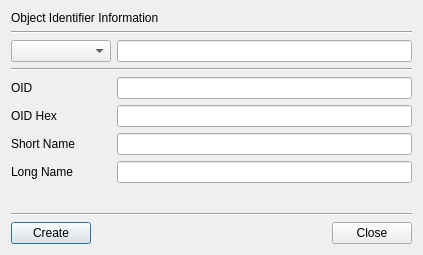
This is BerEditor/oid_info_dlg.ui in jykim74/BerEditor as Qt 5 draws it before an edit. The edited form follows.
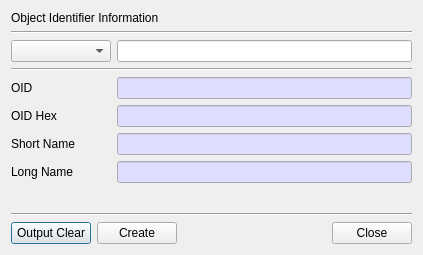
This is the edited form.

The edit to the form file:
```diff
--- a/BerEditor/oid_info_dlg.ui
+++ b/BerEditor/oid_info_dlg.ui
@@ -72,7 +72,48 @@
       </widget>
      </item>
      <item row="1" column="1">
-      <widget class="QLineEdit" name="mOIDHexText"/>
+      <widget class="QLineEdit" name="mOIDHexText">
+       <property name="palette">
+        <palette>
+         <active>
+          <colorrole role="Base">
+           <brush brushstyle="SolidPattern">
+            <color alpha="255">
+             <red>221</red>
+             <green>221</green>
+             <blue>255</blue>
+            </color>
+           </brush>
+          </colorrole>
+         </active>
+         <inactive>
+          <colorrole role="Base">
+           <brush brushstyle="SolidPattern">
+            <color alpha="255">
+             <red>221</red>
+             <green>221</green>
+             <blue>255</blue>
+            </color>
+           </brush>
+          </colorrole>
+         </inactive>
+         <disabled>
+          <colorrole role="Base">
+           <brush brushstyle="SolidPattern">
+            <color alpha="255">
+             <red>240</red>
+             <green>240</green>
+             <blue>240</blue>
+            </color>
+           </brush>
+          </colorrole>
+         </disabled>
+        </palette>
+       </property>
+       <property name="readOnly">
+        <bool>true</bool>
+       </property>
+      </widget>
      </item>
      <item row="2" column="0">
       <widget class="QLabel" name="label_8">
@@ -82,10 +123,92 @@
       </widget>
      </item>
      <item row="2" column="1">
-      <widget class="QLineEdit" name="mSNText"/>
+      <widget class="QLineEdit" name="mSNText">
+       <property name="palette">
+        <palette>
+         <active>
+          <colorrole role="Base">
+           <brush brushstyle="SolidPattern">
+            <color alpha="255">
+             <red>221</red>
+             <green>221</green>
+             <blue>255</blue>
+            </color>
+           </brush>
+          </colorrole>
+         </active>
+         <inactive>
+          <colorrole role="Base">
+           <brush brushstyle="SolidPattern">
+            <color alpha="255">
+             <red>221</red>
+             <green>221</green>
+             <blue>255</blue>
+            </color>
+           </brush>
+          </colorrole>
+         </inactive>
+         <disabled>
+          <colorrole role="Base">
+           <brush brushstyle="SolidPattern">
+            <color alpha="255">
+             <red>240</red>
+             <green>240</green>
+             <blue>240</blue>
+            </color>
+           </brush>
+          </colorrole>
+         </disabled>
+        </palette>
+       </property>
+       <property name="readOnly">
+        <bool>true</bool>
+       </property>
+      </widget>
      </item>
      <item row="0" column="1">
-      <widget class="QLineEdit" name="mOIDText"/>
+      <widget class="QLineEdit" name="mOIDText">
+       <property name="palette">
+        <palette>
+         <active>
+          <colorrole role="Base">
+           <brush brushstyle="SolidPattern">
+            <color alpha="255">
+             <red>221</red>
+             <green>221</green>
+             <blue>255</blue>
+            </color>
+           </brush>
+          </colorrole>
+         </active>
+         <inactive>
+          <colorrole role="Base">
+           <brush brushstyle="SolidPattern">
+            <color alpha="255">
+             <red>221</red>
+             <green>221</green>
+             <blue>255</blue>
+            </color>
+           </brush>
+          </colorrole>
+         </inactive>
+         <disabled>
+          <colorrole role="Base">
+           <brush brushstyle="SolidPattern">
+            <color alpha="255">
+             <red>240</red>
+             <green>240</green>
+             <blue>240</blue>
+            </color>
+           </brush>
+          </colorrole>
+         </disabled>
+        </palette>
+       </property>
+       <property name="readOnly">
+        <bool>true</bool>
+       </property>
+      </widget>
      </item>
      <item row="0" column="0">
       <widget class="QLabel" name="label_6">
@@ -108,7 +231,48 @@
       </widget>
      </item>
      <item row="3" column="1">
-      <widget class="QLineEdit" name="mLNText"/>
+      <widget class="QLineEdit" name="mLNText">
+       <property name="palette">
+        <palette>
+         <active>
+          <colorrole role="Base">
+           <brush brushstyle="SolidPattern">
+            <color alpha="255">
+             <red>221</red>
+             <green>221</green>
+             <blue>255</blue>
+            </color>
+           </brush>
+          </colorrole>
+         </active>
+         <inactive>
+          <colorrole role="Base">
+           <brush brushstyle="SolidPattern">
+            <color alpha="255">
+             <red>221</red>
+             <green>221</green>
+             <blue>255</blue>
+            </color>
+           </brush>
+          </colorrole>
+         </inactive>
+         <disabled>
+          <colorrole role="Base">
+           <brush brushstyle="SolidPattern">
+            <color alpha="255">
+             <red>240</red>
+             <green>240</green>
+             <blue>240</blue>
+            </color>
+           </brush>
+          </colorrole>
+         </disabled>
+        </palette>
+       </property>
+       <property name="readOnly">
+        <bool>true</bool>
+       </property>
+      </widget>
      </item>
     </layout>
    </item>
@@ -134,6 +298,13 @@
    </item>
    <item>
     <layout class="QHBoxLayout" name="horizontalLayout_2">
+     <item>
+      <widget class="QPushButton" name="mOutputClearBtn">
+       <property name="text">
+        <string>Output Clear</string>
+       </property>
+      </widget>
+     </item>
      <item>
       <widget class="QPushButton" name="mCreateBtn">
        <property name="text">
```
